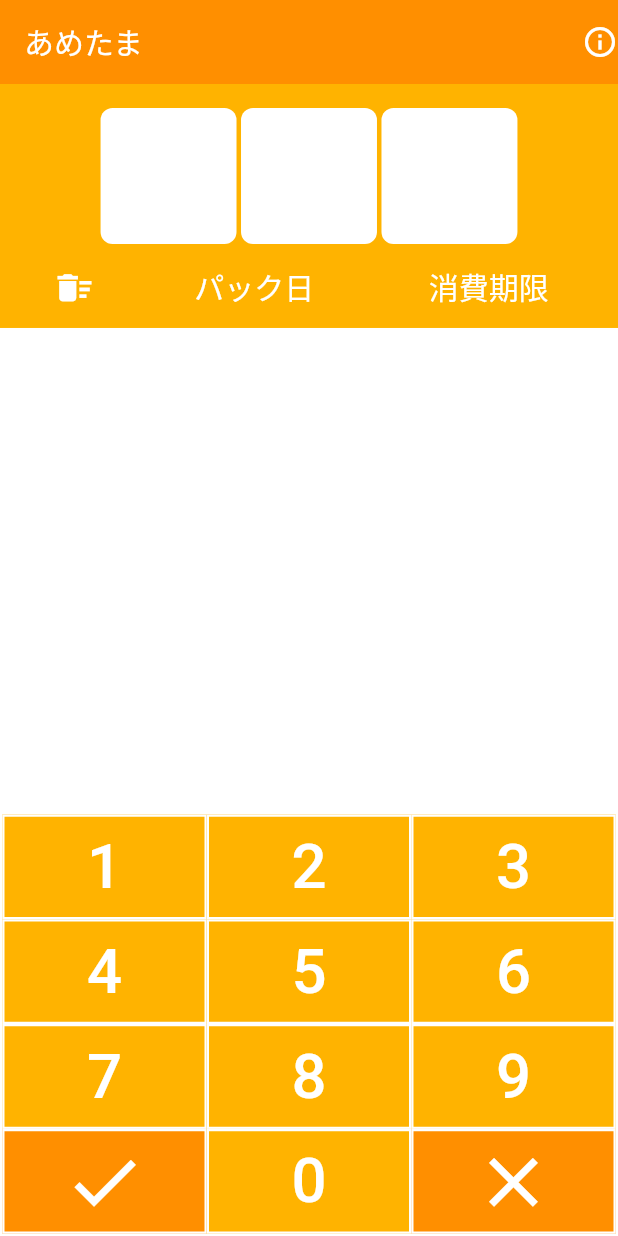
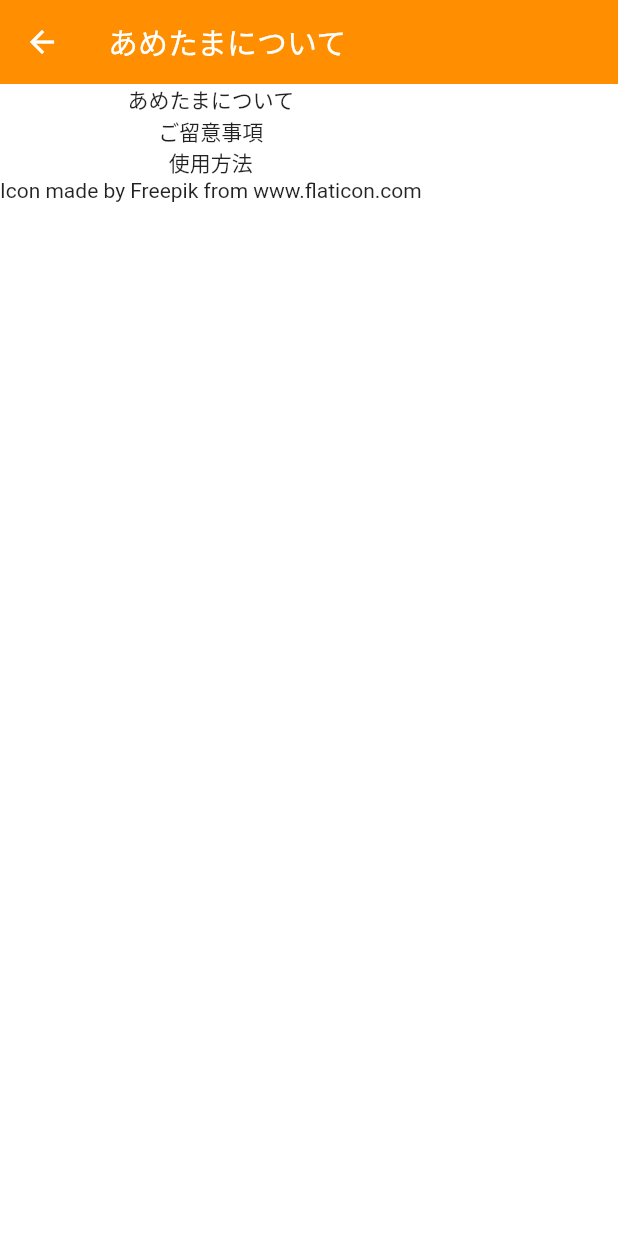
Before and after one commit to ushioda/ametama, a Flutter app: the screen it shows after launch, after a tap on the "info outline" icon, on a phone screen of 412 x 824 dp. Run offline on Flutter 3.47's test engine with Material 2 defaults, Android fonts, the phone set to English and light mode, and no system bars; Roboto replaces fonts that are missing (KosugiMaru).

Commit message:
added bottom sheet and info page

```diff
--- a/lib/components/date_card.dart
+++ b/lib/components/date_card.dart
@@ -1,6 +1,7 @@
 import 'package:flutter/material.dart';
 import 'package:ametama/models/date_converter.dart';
 import 'package:ametama/constants.dart';
+import 'package:ametama/assets/egg.dart';
 
 class DateCard extends StatelessWidget {
   final int julianDate;
@@ -31,9 +32,9 @@ class DateCard extends StatelessWidget {
           Expanded(
             flex: 4,
             child: Icon(
-              Icons.calendar_today,
+              MyFlutterApp.eggs,
               color: kDarkYellow,
-              size: kFontSize2 * kIconToFontRatio,
+              size: 35 * kIconToFontRatio,
             ),
           ),
           Expanded(
--- a/lib/components/digit_box.dart
+++ b/lib/components/digit_box.dart
@@ -18,22 +18,14 @@ class DigitBox extends StatelessWidget {
         borderRadius: BorderRadius.all(Radius.circular(8)),
       ),
       child: Center(
-        child: Column(
-          children: <Widget>[
-            SizedBox(
-              height: screenWidth * kDigitBoxSizeRatio * 0.11,
-            ),
-            Text(
-              '$digitString',
-              textAlign: TextAlign.center,
-              style: TextStyle(
-                fontSize:
-                    screenWidth * kDigitBoxSizeRatio * kDigitToBoxSizeRatio,
+        child: Text(
+          '$digitString',
+          textAlign: TextAlign.center,
+          style: TextStyle(
+            fontSize: screenWidth * kDigitBoxSizeRatio * kDigitToBoxSizeRatio,
 //            fontWeight: FontWeight.bold,
-                color: kDarkYellow,
-              ),
-            ),
-          ],
+            color: kDarkYellow,
+          ),
         ),
       ),
     );
--- a/lib/constants.dart
+++ b/lib/constants.dart
@@ -18,7 +18,7 @@ const double kBasicBorderWidth = 3.0;
 
 const double kDigitBoxSizeRatio = 0.22;
 const double kDigitToBoxSizeRatio = 0.62;
-const double kButtonFontSizeRatio = 0.05;
+const double kButtonFontSizeRatio = 0.04;
 const double kIconToFontRatio = 1.35;
 
 const int kFlexRatio1 = 4;
--- a/lib/modules/keypad.dart
+++ b/lib/modules/keypad.dart
@@ -47,6 +47,13 @@ class KeyPad extends StatelessWidget {
             child: Row(
               crossAxisAlignment: CrossAxisAlignment.stretch,
               children: <Widget>[
+                FlatIconButton(
+                  iconData: Icons.clear,
+                  onPressed: () {
+                    Provider.of<DateData>(context, listen: false).resetDigits();
+                  },
+                ),
+                DigitButton(digit: 0),
                 Consumer<DateData>(builder: (context, dateData, child) {
                   return FlatIconButton(
                     iconData: Icons.check,
@@ -61,13 +68,6 @@ class KeyPad extends StatelessWidget {
                     },
                   );
                 }),
-                DigitButton(digit: 0),
-                FlatIconButton(
-                  iconData: Icons.clear,
-                  onPressed: () {
-                    Provider.of<DateData>(context, listen: false).resetDigits();
-                  },
-                ),
               ],
             ),
           ),
--- a/lib/modules/result_header.dart
+++ b/lib/modules/result_header.dart
@@ -43,8 +43,25 @@ class ResultHeader extends StatelessWidget {
                   ),
                 ),
                 Expanded(
-                  child: Center(
-                    child: Text(
+                  child: Row(
+                    mainAxisAlignment: MainAxisAlignment.center,
+                    children: <Widget>[
+                      GestureDetector(
+                        onTap: () {
+                          showModalBottomSheet(
+                              context: context,
+                              builder: (context) {
+                                return Column(
+                                  children: <Widget>[
+                                    Text('卵がパックされた日から消費期限までの日そしてひろみちゃんがすきです数')
+                                  ],
+                                );
+                              });
+                          print('expiration date tapped');
+                        },
+                        child: Row(
+                          children: <Widget>[
+                            Text(
                               '消費期限',
                               style: TextStyle(
                                 fontSize: kResultDisplayHeaderFontSize,
@@ -52,6 +69,16 @@ class ResultHeader extends StatelessWidget {
                                 color: kResultDisplayHeaderTextColor,
                               ),
                             ),
+                            SizedBox(width: 3.0),
+                            Icon(
+                              Icons.settings,
+                              color: Colors.white,
+                              size: kResultDisplayHeaderFontSize,
+                            )
+                          ],
+                        ),
+                      ),
+                    ],
                   ),
                 ),
               ],
--- /dev/null
+++ b/lib/screens/info_screen.dart
@@ -0,0 +1,29 @@
+import 'package:flutter/material.dart';
+import 'package:ametama/constants.dart';
+
+class InfoScreen extends StatelessWidget {
+  @override
+  Widget build(BuildContext context) {
+    return Scaffold(
+      backgroundColor: kBackGround,
+      appBar: AppBar(
+        elevation: 0,
+        backgroundColor: kDarkYellow,
+        title: Text(
+          'あめたまについて',
+          style: TextStyle(fontFamily: kKosugiMaru),
+        ),
+      ),
+      body: SafeArea(
+        child: Column(
+          children: <Widget>[
+            Text('あめたまについて'),
+            Text('ご留意事項'),
+            Text('使用方法'),
+            Text('Icon made by Freepik from www.flaticon.com')
+          ],
+        ),
+      ),
+    );
+  }
+}
--- a/lib/screens/top_screen.dart
+++ b/lib/screens/top_screen.dart
@@ -1,5 +1,6 @@
+import 'package:flutter/material.dart';
+import 'package:ametama/screens/info_screen.dart';
 import 'package:ametama/constants.dart';
-import 'package:flutter/material.dart';
 import 'package:ametama/modules/julian_display.dart';
 import 'package:ametama/modules/keypad.dart';
 import 'package:ametama/modules/result_header.dart';
@@ -19,12 +20,19 @@ class TopScreen extends StatelessWidget {
         ),
         actions: <Widget>[
           GestureDetector(
-            child: Icon(
-              Icons.info_outline,
-              color: Colors.white,
+            child: Padding(
+              padding: const EdgeInsets.symmetric(horizontal: 12.0),
+              child: Icon(
+                Icons.info_outline,
+                color: Colors.white,
+                size: 30,
+              ),
             ),
             onTap: () {
-              print('info tapped');
+              Navigator.push(
+                context,
+                MaterialPageRoute(builder: (context) => InfoScreen()),
+              );
             },
           )
         ],
--- a/pubspec.yaml
+++ b/pubspec.yaml
@@ -50,3 +50,6 @@ flutter:
    - family: KosugiMaru
      fonts:
        - asset: fonts/KosugiMaru-Regular.ttf
+   - family: MyFlutterApp
+     fonts:
+       - asset: fonts/MyFlutterApp.ttf
```
Also changed, not shown: fonts/OFL.txt (deleted, +0 -91 lines), lib/assets/egg.dart (added, +15 -0 lines), fonts/MyFlutterApp.ttf (added), 1 other file. Lines whose indentation alone changed are shown as unchanged.
